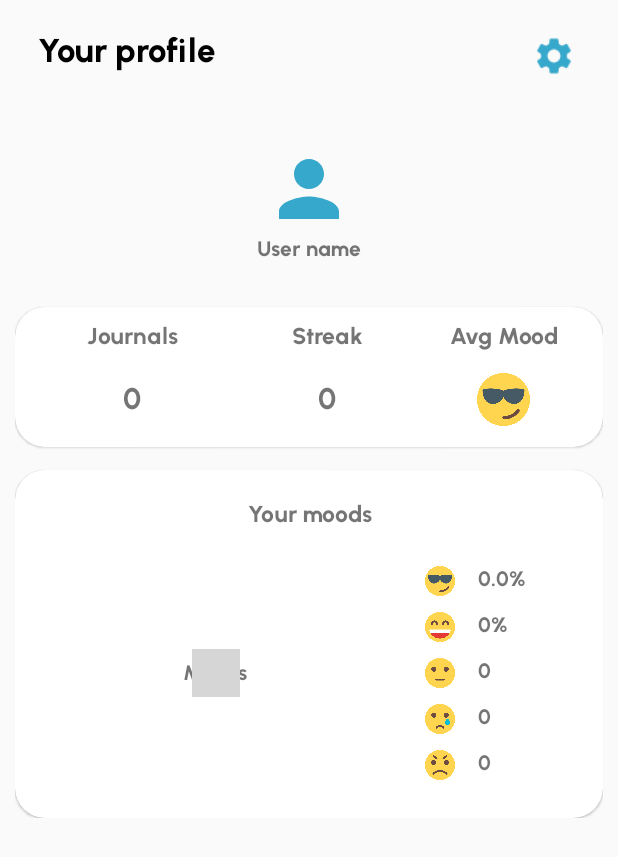
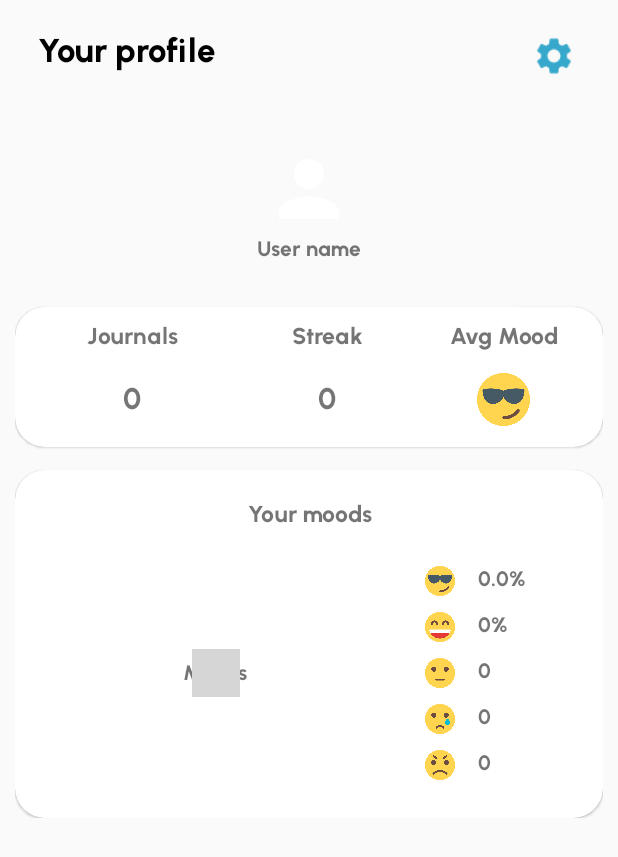
Before and after one commit to Abijith-v/Diary, an Android app: the layout fragment_report.xml on its own in the app's theme, with its tools: preview values and no code run, on a phone screen of 412 x 824 dp. Shown: the top 857 px of the screen. Run offline under Robolectric (Android 15) with nearby library versions, the phone set to English and light mode, and no system bars; plain views replace PieChartView; grey boxes are pictures that could not be loaded.

Commit message:
changes in user profile pic

```diff
--- a/app/src/main/java/com/example/diary/MainActivity.java
+++ b/app/src/main/java/com/example/diary/MainActivity.java
@@ -29,7 +29,7 @@ public class MainActivity extends AppCompatActivity {
     protected void onResume() {
         super.onResume();
 
-        selectBottomMenuFrag();
+//        selectBottomMenuFrag();
     }
 
     @Override
@@ -167,4 +167,8 @@ public class MainActivity extends AppCompatActivity {
             }
         });
     }
+
+    public void refreshFrag(Fragment frag) {
+        getSupportFragmentManager().beginTransaction().replace(R.id.navbar_frag_container, frag).commit();
+    }
 }
--- a/app/src/main/res/layout/fragment_report.xml
+++ b/app/src/main/res/layout/fragment_report.xml
@@ -51,17 +51,16 @@
         android:padding="10dp">
 
         <ImageView
-            android:id="@+id/suerIconProfileFrag"
+            android:id="@+id/userIconProfileFrag"
             android:layout_width="60dp"
             android:layout_height="60dp"
             android:layout_centerInParent="true"
-            android:src="@drawable/user_icon"
-            android:tint="@color/bgcolor" />
+            android:src="@drawable/user_icon"/>
 
         <TextView
             android:layout_width="wrap_content"
             android:layout_height="wrap_content"
-            android:layout_below="@+id/suerIconProfileFrag"
+            android:layout_below="@+id/userIconProfileFrag"
             android:layout_centerHorizontal="true"
             android:layout_marginTop="20dp"
             android:text="User name" />
```
Also changed, not shown: app/src/main/java/com/example/diary/frags/reportFrag.java (+23 -3 lines), app/src/main/java/com/example/diary/profilePicAdapter.java (+6 -2 lines), app/src/main/java/com/example/diary/settings.java (+11 -1 lines).
